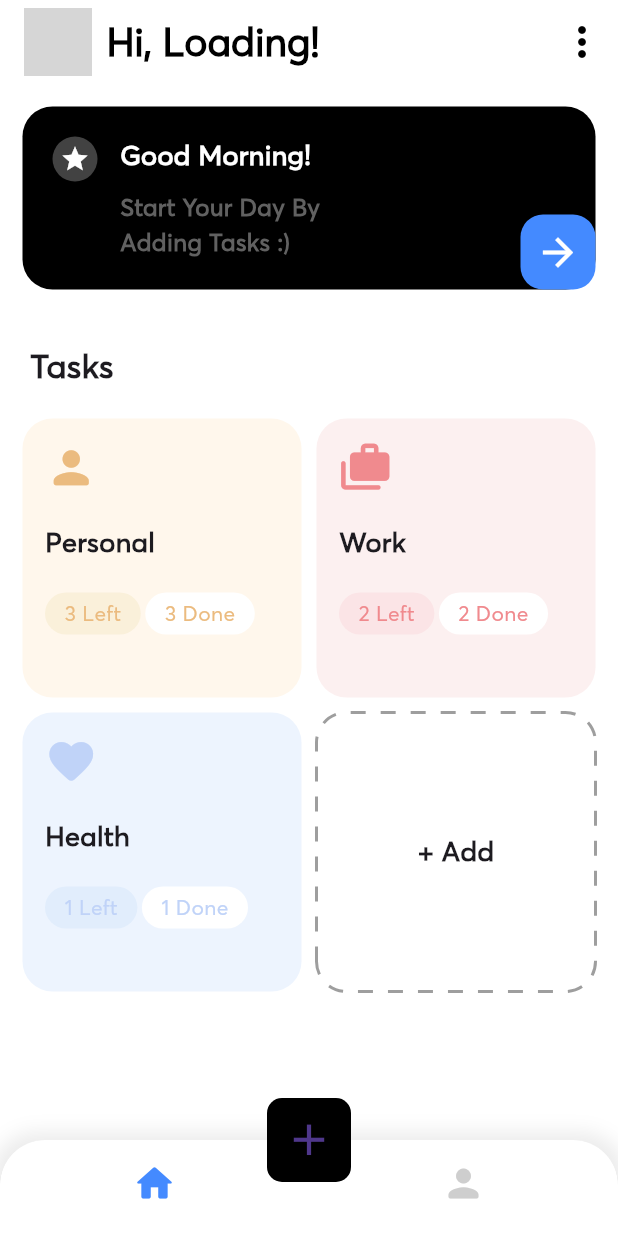
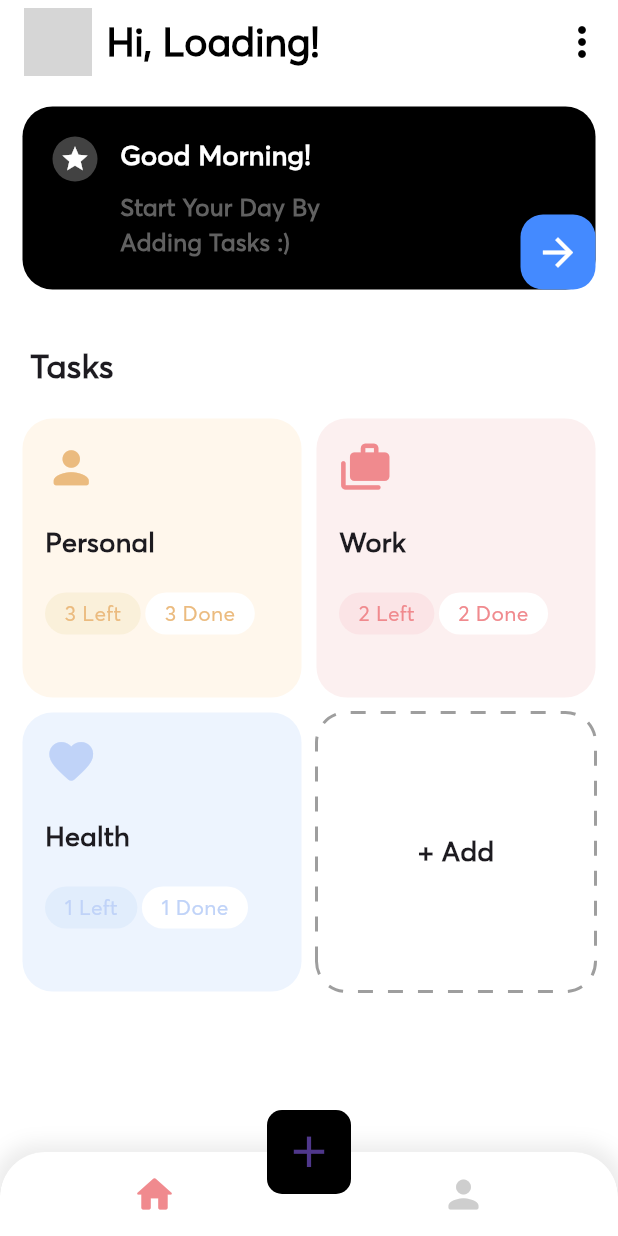
Before and after one commit to Dev-Adnani/ScreTask-Flutter, a Flutter app: the HomeScreen screen opened by its route, on a phone screen of 412 x 824 dp. Run offline on Flutter 3.47's test engine with Material 2 defaults, Android fonts, the phone set to English and light mode, and no system bars; drawn by our look-alikes of custom_navigation_bar, dotted_border; our stand-ins replace file_picker, local_auth, lottie, shared_preferences; missing offline and left inert: cloudinary_sdk, local_auth_android, local_auth_ios; accounts and stored records are empty; network calls fail; grey boxes are pictures that could not be loaded.

Commit message:
Fixed Screen Ratio To Horizontal , Fixed Bottom Nav Bar Some Minor Fixes In Navigation

```diff
--- a/lib/presentation/homeScreen/home.screen.dart
+++ b/lib/presentation/homeScreen/home.screen.dart
@@ -2,10 +2,9 @@ import 'package:flutter/material.dart';
 import 'package:provider/provider.dart';
 import 'package:scretask/app/routes/app.routes.dart';
 import 'package:scretask/core/notifiers/user.data.notifier.dart';
+import 'package:scretask/presentation/aboutScreen/about.user.dart';
 import 'package:scretask/presentation/homeScreen/widgets/home.bottomNav.dart';
-import 'package:scretask/presentation/homeScreen/widgets/home.createTask.dart';
-import 'package:scretask/presentation/homeScreen/widgets/home.appbar.dart';
-import 'package:scretask/presentation/homeScreen/widgets/home.taskType.dart';
+import 'package:scretask/presentation/homeScreen/widgets/home.section.dart';
 
 class HomeScreen extends StatefulWidget {
   const HomeScreen({Key? key}) : super(key: key);
@@ -22,6 +21,9 @@ class _HomeScreenState extends State<HomeScreen> {
     super.initState();
   }
 
+  int pageIndex = 0;
+  final PageController homePageController = PageController();
+
   @override
   Widget build(BuildContext context) {
     return IgnorePointer(
@@ -30,28 +32,23 @@ class _HomeScreenState extends State<HomeScreen> {
               ? false
               : true,
       child: Scaffold(
-        backgroundColor: Colors.white,
-        appBar: homeAppBar(context: context),
-        body: Column(
-          crossAxisAlignment: CrossAxisAlignment.start,
+        body: PageView(
+          controller: homePageController,
           children: [
-            CreateTask(),
-            Container(
-              padding: EdgeInsets.all(20),
-              child: Text(
-                'Tasks',
-                style: TextStyle(
-                  fontSize: 22,
-                  fontWeight: FontWeight.bold,
-                ),
-              ),
-            ),
-            Expanded(
-              child: TaskType(),
-            )
+            HomeSection(),
+            AboutScreen(),
           ],
+          physics: NeverScrollableScrollPhysics(),
+          onPageChanged: (page) {
+            setState(() {
+              pageIndex = page;
+            });
+          },
         ),
-        bottomNavigationBar: homeBottomNav(),
+        bottomNavigationBar: homeBottomNav(
+          controller: homePageController,
+          index: pageIndex,
+        ),
         floatingActionButtonLocation: FloatingActionButtonLocation.centerDocked,
         floatingActionButton: FloatingActionButton(
           shape: RoundedRectangleBorder(
--- a/lib/presentation/homeScreen/widgets/home.bottomNav.dart
+++ b/lib/presentation/homeScreen/widgets/home.bottomNav.dart
@@ -1,6 +1,8 @@
+import 'package:custom_navigation_bar/custom_navigation_bar.dart';
 import 'package:flutter/material.dart';
+import 'package:scretask/app/constants/app.colors.dart';
 
-Widget homeBottomNav() {
+Widget homeBottomNav({required int index, required PageController controller}) {
   return Container(
     decoration: BoxDecoration(
       borderRadius: BorderRadius.only(
@@ -20,22 +22,24 @@ Widget homeBottomNav() {
         topLeft: Radius.circular(30),
         topRight: Radius.circular(30),
       ),
-      child: BottomNavigationBar(
+      child: CustomNavigationBar(
+        strokeColor: Colors.transparent,
         backgroundColor: Colors.white,
-        showSelectedLabels: false,
-        showUnselectedLabels: false,
-        selectedItemColor: Colors.blueAccent,
-        unselectedItemColor: Colors.grey.withOpacity(0.5),
+        currentIndex: index,
+        onTap: (val) {
+          index = val;
+          controller.jumpToPage(val);
+        },
+        selectedColor: AppColors.kRedDark,
+        unSelectedColor: Colors.grey.withOpacity(0.5),
         items: [
-          BottomNavigationBarItem(
-            label: 'Home',
+          CustomNavigationBarItem(
             icon: Icon(
               Icons.home_rounded,
               size: 30,
             ),
           ),
-          BottomNavigationBarItem(
-            label: 'Person',
+          CustomNavigationBarItem(
             icon: Icon(
               Icons.person_rounded,
               size: 30,
--- /dev/null
+++ b/lib/presentation/homeScreen/widgets/home.section.dart
@@ -0,0 +1,38 @@
+import 'package:flutter/material.dart';
+import 'package:scretask/presentation/homeScreen/widgets/home.appbar.dart';
+import 'package:scretask/presentation/homeScreen/widgets/home.createTask.dart';
+import 'package:scretask/presentation/homeScreen/widgets/home.taskType.dart';
+
+class HomeSection extends StatelessWidget {
+  const HomeSection({Key? key}) : super(key: key);
+
+  @override
+  Widget build(BuildContext context) {
+    return WillPopScope(
+      onWillPop: () => Future.value(false),
+      child: Scaffold(
+        backgroundColor: Colors.white,
+        appBar: homeAppBar(context: context),
+        body: Column(
+          crossAxisAlignment: CrossAxisAlignment.start,
+          children: [
+            CreateTask(),
+            Container(
+              padding: EdgeInsets.all(20),
+              child: Text(
+                'Tasks',
+                style: TextStyle(
+                  fontSize: 22,
+                  fontWeight: FontWeight.bold,
+                ),
+              ),
+            ),
+            Expanded(
+              child: TaskType(),
+            )
+          ],
+        ),
+      ),
+    );
+  }
+}
--- a/lib/presentation/splashScreen/splash.screen.dart
+++ b/lib/presentation/splashScreen/splash.screen.dart
@@ -17,9 +17,9 @@ class SplashScreen extends StatelessWidget {
         .authenticate();
     if (d_auth) {
       if (action == null) {
-        Navigator.of(context).pushNamed(AppRouter.deciderRoute);
+        Navigator.of(context).pushReplacementNamed(AppRouter.deciderRoute);
       } else {
-        Navigator.of(context).pushNamed(AppRouter.homeRoute);
+        Navigator.of(context).pushReplacementNamed(AppRouter.homeRoute);
       }
     } else {
       ScaffoldMessenger.of(context).showSnackBar(
--- a/pubspec.yaml
+++ b/pubspec.yaml
@@ -9,6 +9,7 @@ environment:
 dependencies:
   cloudinary_sdk: ^4.0.1+9
   cupertino_icons: ^1.0.2
+  custom_navigation_bar: ^0.8.2
   dotted_border: ^2.0.0+2
   file_picker: ^4.6.0
   flutter:
```
Also changed, not shown: lib/presentation/aboutScreen/about.user.dart (added, +17 -0 lines), pubspec.lock.
